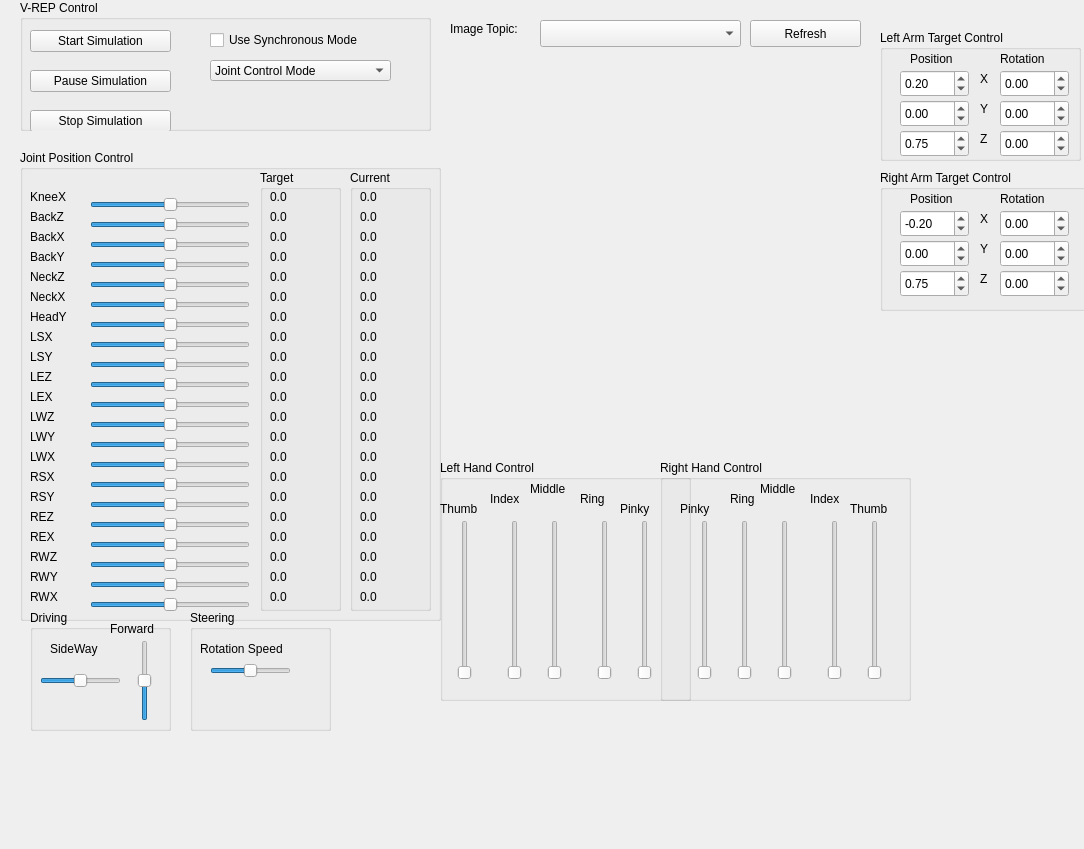
Rayckey/XR1_vrep_ros, file src/my_plugin.ui: the form before one commit.
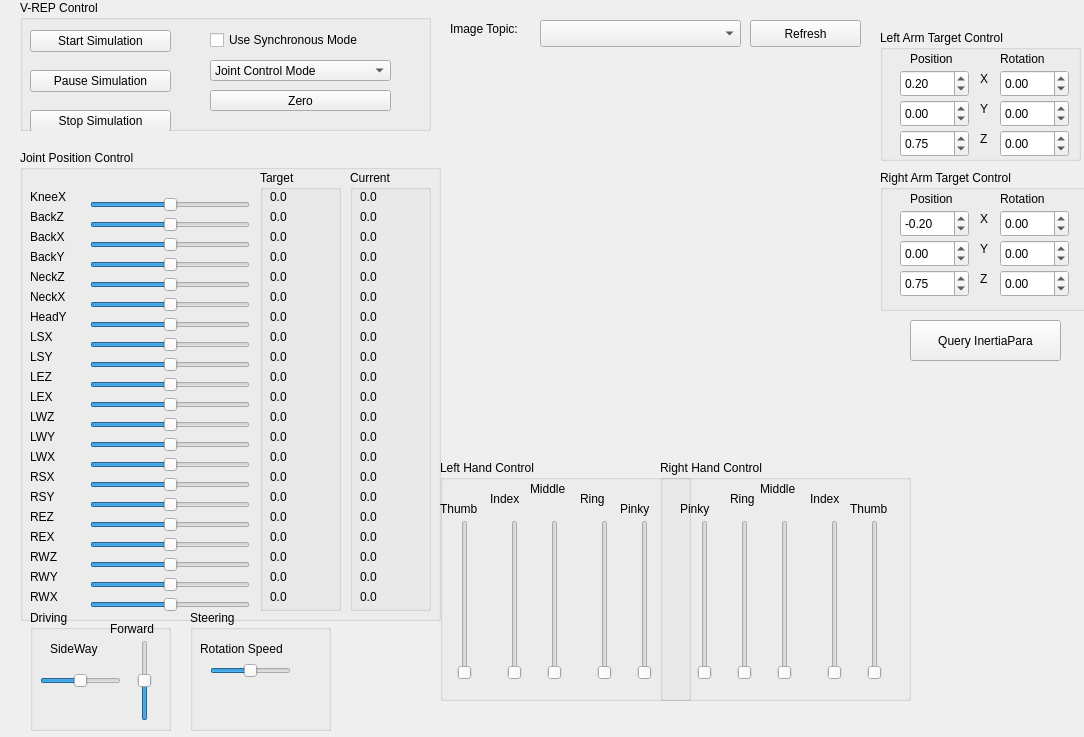
The form after the commit. Custom widgets are drawn as their Qt base class.

```diff
--- a/src/my_plugin.ui
+++ b/src/my_plugin.ui
@@ -7,7 +7,7 @@
     <x>0</x>
     <y>0</y>
     <width>1084</width>
-    <height>849</height>
+    <height>737</height>
    </rect>
   </property>
   <property name="windowTitle">
@@ -1357,6 +1357,19 @@
      </property>
     </item>
    </widget>
+   <widget class="QPushButton" name="Zero">
+    <property name="geometry">
+     <rect>
+      <x>190</x>
+      <y>90</y>
+      <width>181</width>
+      <height>21</height>
+     </rect>
+    </property>
+    <property name="text">
+     <string>Zero</string>
+    </property>
+   </widget>
   </widget>
   <widget class="QWidget" name="horizontalLayoutWidget">
    <property name="geometry">
@@ -2229,6 +2242,19 @@
     </property>
    </widget>
   </widget>
+  <widget class="QPushButton" name="InertiaParaQuery">
+   <property name="geometry">
+    <rect>
+     <x>910</x>
+     <y>320</y>
+     <width>151</width>
+     <height>41</height>
+    </rect>
+   </property>
+   <property name="text">
+    <string>Query InertiaPara</string>
+   </property>
+  </widget>
  </widget>
  <customwidgets>
   <customwidget>
```
